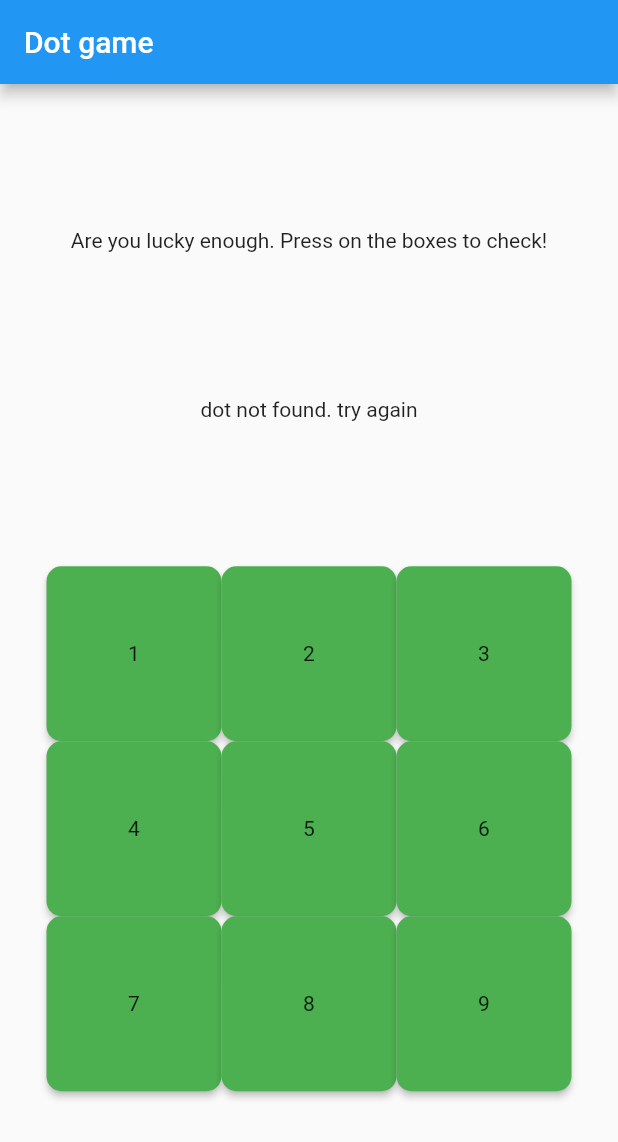
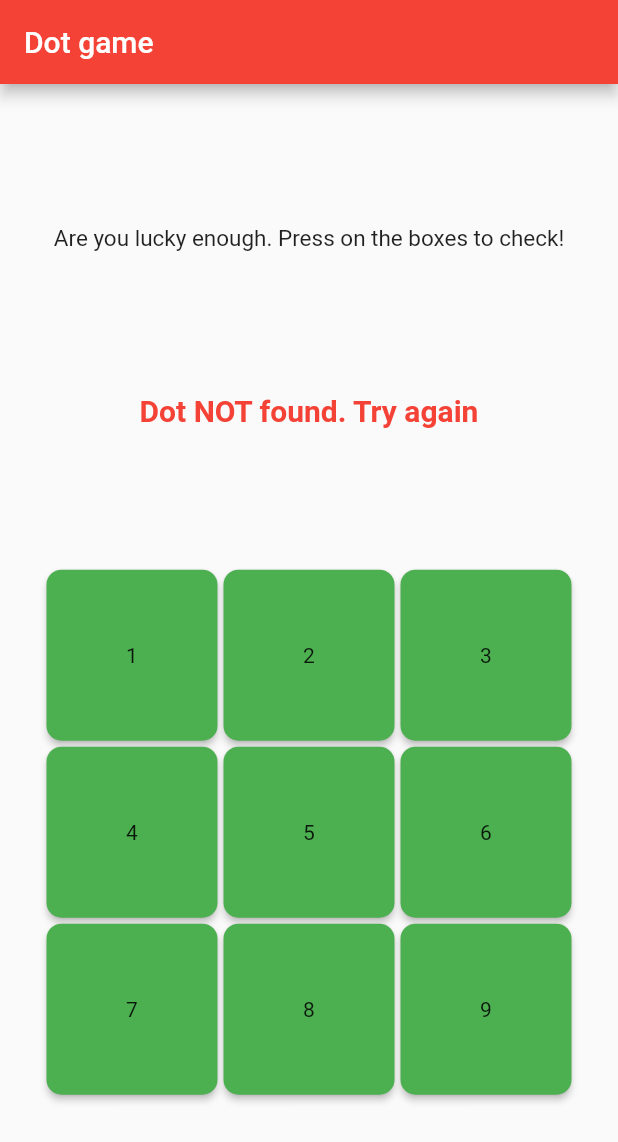
Before and after one commit to EshwarMuthu/dot-game-flutter, a Flutter app: the screen it shows after launch, after a tap on an icon or button, on a phone screen of 412 x 824 dp. Shown: the top 1142 px of the screen. Run offline on Flutter 3.47's test engine with Material 2 defaults, Android fonts, the phone set to English and light mode, and no system bars.

Commit message:
final commit

```diff
--- a/lib/main.dart
+++ b/lib/main.dart
@@ -1,44 +1,125 @@
 import 'package:flutter/material.dart';
 import 'dart:math';
 
-void main() => runApp(Dotapp());
+void main() {
+  runApp(MaterialApp(
+    initialRoute: '/',
+    routes: {
+      '/': (context) => Dotapp(),
+    },
+  ));
+}
 
 class Dotapp extends StatefulWidget {
   @override
   _dotapp createState() => _dotapp();
 }
 
-
 class _dotapp extends State<Dotapp> {
-  String _i="";
+  String _i = "Keep pressing for 20 times";
+  String _mycolor1 = "green";
+  String _mycolor2 = "green";
+  String _mycolor3 = "green";
+  String _mycolor4 = "green";
+  String _mycolor5 = "green";
+  String _mycolor6 = "green";
+  String _mycolor7 = "green";
+  String _mycolor8 = "green";
+  String _mycolor9 = "green";
+  int _counter = 0;
+  int _found = 0;
   void find(arrive) {
+    _counter++;
+    if (_counter == 20) {
+      double index = (_found / _counter) * 100;
+      _counter = 0;
+      _found = 0;
+      AlertDialog alert = AlertDialog(
+        content: Text("Your lucky index is $index out of 100"),
+        actions: <Widget>[
+          FlatButton(
+            onPressed: () {
+              Navigator.pop(context);
+            },
+            child: Text("OK"),
+          )
+        ],
+      );
+      showDialog(context: context, child: alert);
+    }
     var ran = new Random();
     var num = ran.nextInt(9);
-  if (num == arrive) {
+    if (num == arrive - 1) {
       print("dot found");
-    setState((){
-      _i="dot found";
+      _found++;
+      setState(() {
+        _i = "DOT FOUND";
+        switch (arrive) {
+          case 1:
+            _mycolor1 = "red";
+            break;
+          case 2:
+            _mycolor2 = "red";
+            break;
+          case 3:
+            _mycolor3 = "red";
+            break;
+          case 4:
+            _mycolor4 = "red";
+            break;
+          case 5:
+            _mycolor5 = "red";
+            break;
+          case 6:
+            _mycolor6 = "red";
+            break;
+          case 7:
+            _mycolor7 = "red";
+            break;
+          case 8:
+            _mycolor8 = "red";
+            break;
+          case 9:
+            _mycolor9 = "red";
+            break;
+          default:
+        }
       });
     } else {
       print("dot not found. it is in $num");
-    setState((){
-      _i="dot not found. try again";
+      setState(() {
+        _i = "Dot NOT found. Try again";
+        _mycolor1 = "green";
+        _mycolor2 = "green";
+        _mycolor3 = "green";
+        _mycolor4 = "green";
+        _mycolor5 = "green";
+        _mycolor6 = "green";
+        _mycolor7 = "green";
+        _mycolor8 = "green";
+        _mycolor9 = "green";
       });
     }
   }
 
   @override
   Widget build(BuildContext context) {
-    return MaterialApp(
-      home: Scaffold(
+    return Scaffold(
       appBar: AppBar(
+        backgroundColor: Colors.red,
         title: Text("Dot game"),
       ),
       body: Column(
         mainAxisAlignment: MainAxisAlignment.spaceEvenly,
         children: <Widget>[
-            Text("Are you lucky enough. Press on the boxes to check!"),
-            Text("$_i"),
+          Text("Are you lucky enough. Press on the boxes to check!",style: TextStyle(
+            fontSize: 15,
+          ),),
+          Text("$_i", style: TextStyle(
+            fontWeight: FontWeight.bold,
+            fontSize: 20,
+            color: Colors.red,
+          ),),
           Container(
             alignment: Alignment(0.0, 0.0),
             child: Container(
@@ -49,13 +130,18 @@ class _dotapp extends State<Dotapp> {
                   minWidth: 200.0,
                 ),
                 child: GridView.count(
+                  mainAxisSpacing: 4.0,
+                  crossAxisSpacing: 4.0,
                   crossAxisCount: 3,
                   children: <Widget>[
                     RawMaterialButton(
                       shape: RoundedRectangleBorder(
                           borderRadius: BorderRadius.circular(10.0)),
-                        fillColor: Colors.green,
-                        child: Text("1"),
+                      fillColor:
+                          _mycolor1 == "green" ? Colors.green : Colors.red,
+                      child: _mycolor1 == "green"
+                          ? Text("1")
+                          : Icon(Icons.brightness_1),
                       onPressed: () {
                         int send = 1;
                         find(send);
@@ -64,8 +150,11 @@ class _dotapp extends State<Dotapp> {
                     RawMaterialButton(
                       shape: RoundedRectangleBorder(
                           borderRadius: BorderRadius.circular(10.0)),
-                        fillColor: Colors.green,
-                        child: Text("2"),
+                      fillColor:
+                          _mycolor2 == "green" ? Colors.green : Colors.red,
+                      child: _mycolor2 == "green"
+                          ? Text("2")
+                          : Icon(Icons.brightness_1),
                       onPressed: () {
                         int send = 2;
                         find(send);
@@ -74,8 +163,11 @@ class _dotapp extends State<Dotapp> {
                     RawMaterialButton(
                       shape: RoundedRectangleBorder(
                           borderRadius: BorderRadius.circular(10.0)),
-                        fillColor: Colors.green,
-                        child: Text("3"),
+                      fillColor:
+                          _mycolor3 == "green" ? Colors.green : Colors.red,
+                      child: _mycolor3 == "green"
+                          ? Text("3")
+                          : Icon(Icons.brightness_1),
                       onPressed: () {
                         int send = 3;
                         find(send);
@@ -84,8 +176,11 @@ class _dotapp extends State<Dotapp> {
                     RawMaterialButton(
                       shape: RoundedRectangleBorder(
                           borderRadius: BorderRadius.circular(10.0)),
-                        fillColor: Colors.green,
-                        child: Text("4"),
+                      fillColor:
+                          _mycolor4 == "green" ? Colors.green : Colors.red,
+                      child: _mycolor4 == "green"
+                          ? Text("4")
+                          : Icon(Icons.brightness_1),
                       onPressed: () {
                         int send = 4;
                         find(send);
@@ -94,8 +189,11 @@ class _dotapp extends State<Dotapp> {
                     RawMaterialButton(
                       shape: RoundedRectangleBorder(
                           borderRadius: BorderRadius.circular(10.0)),
-                        fillColor: Colors.green,
-                        child: Text("5"),
+                      fillColor:
+                          _mycolor5 == "green" ? Colors.green : Colors.red,
+                      child: _mycolor5 == "green"
+                          ? Text("5")
+                          : Icon(Icons.brightness_1),
                       onPressed: () {
                         int send = 5;
                         find(send);
@@ -104,8 +202,11 @@ class _dotapp extends State<Dotapp> {
                     RawMaterialButton(
                       shape: RoundedRectangleBorder(
                           borderRadius: BorderRadius.circular(10.0)),
-                        fillColor: Colors.green,
-                        child: Text("6"),
+                      fillColor:
+                          _mycolor6 == "green" ? Colors.green : Colors.red,
+                      child: _mycolor6 == "green"
+                          ? Text("6")
+                          : Icon(Icons.brightness_1),
                       onPressed: () {
                         int send = 6;
                         find(send);
@@ -114,8 +215,11 @@ class _dotapp extends State<Dotapp> {
                     RawMaterialButton(
                       shape: RoundedRectangleBorder(
                           borderRadius: BorderRadius.circular(10.0)),
-                        fillColor: Colors.green,
-                        child: Text("7"),
+                      fillColor:
+                          _mycolor7 == "green" ? Colors.green : Colors.red,
+                      child: _mycolor7 == "green"
+                          ? Text("7")
+                          : Icon(Icons.brightness_1),
                       onPressed: () {
                         int send = 7;
                         find(send);
@@ -124,8 +228,11 @@ class _dotapp extends State<Dotapp> {
                     RawMaterialButton(
                       shape: RoundedRectangleBorder(
                           borderRadius: BorderRadius.circular(10.0)),
-                        fillColor: Colors.green,
-                        child: Text("8"),
+                      fillColor:
+                          _mycolor8 == "green" ? Colors.green : Colors.red,
+                      child: _mycolor8 == "green"
+                          ? Text("8")
+                          : Icon(Icons.brightness_1),
                       onPressed: () {
                         int send = 8;
                         find(send);
@@ -134,8 +241,11 @@ class _dotapp extends State<Dotapp> {
                     RawMaterialButton(
                       shape: RoundedRectangleBorder(
                           borderRadius: BorderRadius.circular(10.0)),
-                        fillColor: Colors.green,
-                        child: Text("9"),
+                      fillColor:
+                          _mycolor9 == "green" ? Colors.green : Colors.red,
+                      child: _mycolor9 == "green"
+                          ? Text("9")
+                          : Icon(Icons.brightness_1),
                       onPressed: () {
                         int send = 9;
                         find(send);
@@ -146,7 +256,6 @@ class _dotapp extends State<Dotapp> {
           ),
         ],
       ),
-      ),
     );
   }
 }
```
Lines whose indentation alone changed are shown as unchanged.
